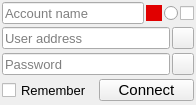
Qt form Swift/QtUI/QtAccountDetailsWidget.ui (StrongEdward/swift) before a commit.
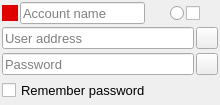
The same form after that commit. Icons and pictures are not drawn.

Commit message: Account details with account name as label

What changed in the file:
```diff
--- a/Swift/QtUI/QtAccountDetailsWidget.ui
+++ b/Swift/QtUI/QtAccountDetailsWidget.ui
@@ -6,10 +6,16 @@
    <rect>
     <x>0</x>
     <y>0</y>
-    <width>196</width>
+    <width>220</width>
     <height>105</height>
    </rect>
   </property>
+  <property name="minimumSize">
+   <size>
+    <width>220</width>
+    <height>0</height>
+   </size>
+  </property>
   <property name="font">
    <font>
     <pointsize>11</pointsize>
@@ -39,33 +45,6 @@
      <property name="spacing">
       <number>2</number>
      </property>
-     <item>
-      <widget class="QLineEdit" name="accountName_">
-       <property name="maximumSize">
-        <size>
-         <width>16777215</width>
-         <height>22</height>
-        </size>
-       </property>
-       <property name="font">
-        <font>
-         <pointsize>10</pointsize>
-        </font>
-       </property>
-       <property name="toolTip">
-        <string>Account name</string>
-       </property>
-       <property name="text">
-        <string/>
-       </property>
-       <property name="frame">
-        <bool>true</bool>
-       </property>
-       <property name="placeholderText">
-        <string>Account name</string>
-       </property>
-      </widget>
-     </item>
      <item>
       <widget class="QLabel" name="colourLabel_">
        <property name="minimumSize">
@@ -88,6 +67,60 @@
        </property>
       </widget>
      </item>
+     <item>
+      <widget class="QLineEdit" name="accountName_">
+       <property name="maximumSize">
+        <size>
+         <width>16777215</width>
+         <height>22</height>
+        </size>
+       </property>
+       <property name="font">
+        <font>
+         <pointsize>10</pointsize>
+        </font>
+       </property>
+       <property name="toolTip">
+        <string>Account name</string>
+       </property>
+       <property name="text">
+        <string/>
+       </property>
+       <property name="frame">
+        <bool>true</bool>
+       </property>
+       <property name="placeholderText">
+        <string>Account name</string>
+       </property>
+      </widget>
+     </item>
+     <item>
+      <widget class="QLabel" name="accountNameLabel_">
+       <property name="enabled">
+        <bool>true</bool>
+       </property>
+       <property name="sizePolicy">
+        <sizepolicy hsizetype="Expanding" vsizetype="Fixed">
+         <horstretch>0</horstretch>
+         <verstretch>0</verstretch>
+        </sizepolicy>
+       </property>
+       <property name="maximumSize">
+        <size>
+         <width>16777215</width>
+         <height>22</height>
+        </size>
+       </property>
+       <property name="font">
+        <font>
+         <pointsize>10</pointsize>
+        </font>
+       </property>
+       <property name="text">
+        <string/>
+       </property>
+      </widget>
+     </item>
      <item>
       <widget class="QRadioButton" name="defaultRadio_">
        <property name="maximumSize">
@@ -96,6 +129,11 @@
          <height>22</height>
         </size>
        </property>
+       <property name="font">
+        <font>
+         <pointsize>10</pointsize>
+        </font>
+       </property>
        <property name="toolTip">
         <string>Set as default account</string>
        </property>
@@ -118,6 +156,11 @@
          <height>22</height>
         </size>
        </property>
+       <property name="font">
+        <font>
+         <pointsize>10</pointsize>
+        </font>
+       </property>
        <property name="toolTip">
         <string>Login automatically</string>
        </property>
@@ -132,6 +175,28 @@
        </property>
       </widget>
      </item>
+     <item>
+      <widget class="QLabel" name="statusIcon_">
+       <property name="minimumSize">
+        <size>
+         <width>16</width>
+         <height>16</height>
+        </size>
+       </property>
+       <property name="maximumSize">
+        <size>
+         <width>16</width>
+         <height>16</height>
+        </size>
+       </property>
+       <property name="text">
+        <string/>
+       </property>
+       <property name="pixmap">
+        <pixmap>../resources/icons/offline.png</pixmap>
+       </property>
+      </widget>
+     </item>
     </layout>
    </item>
    <item>
@@ -348,20 +413,7 @@
            <string notr="true"/>
           </property>
           <property name="text">
-           <string>Remember</string>
-          </property>
-         </widget>
-        </item>
-        <item>
-         <widget class="QPushButton" name="connectButton_">
-          <property name="maximumSize">
-           <size>
-            <width>16777215</width>
-            <height>22</height>
-           </size>
-          </property>
-          <property name="text">
-           <string>Connect</string>
+           <string>Remember password</string>
           </property>
          </widget>
         </item>
```
Left out of the diff: 9 changed lines with no effect on the pictures. The commit also changes 4 other files.
